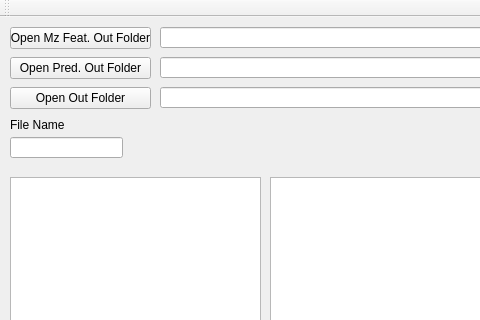
Above: mainwindow.ui from marcinkociolek/MZPredictionResultsSummary before the change; both pictures show x 0 to 480 and y 0 to 320 of the 926 by 716 pixel window. Below: the same form after it.
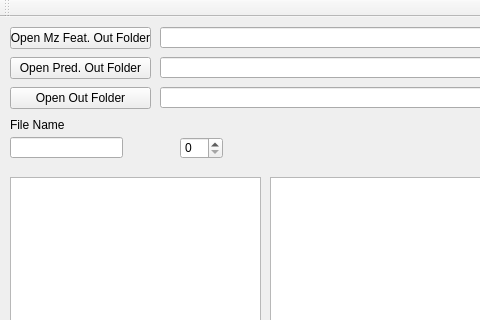
That is the form after the change.

```diff
--- a/mainwindow.ui
+++ b/mainwindow.ui
@@ -146,6 +146,16 @@
      </rect>
     </property>
    </widget>
+   <widget class="QSpinBox" name="spinBoxPredictedFileToShow">
+    <property name="geometry">
+     <rect>
+      <x>180</x>
+      <y>120</y>
+      <width>43</width>
+      <height>22</height>
+     </rect>
+    </property>
+   </widget>
   </widget>
   <widget class="QMenuBar" name="menuBar">
    <property name="geometry">
```
